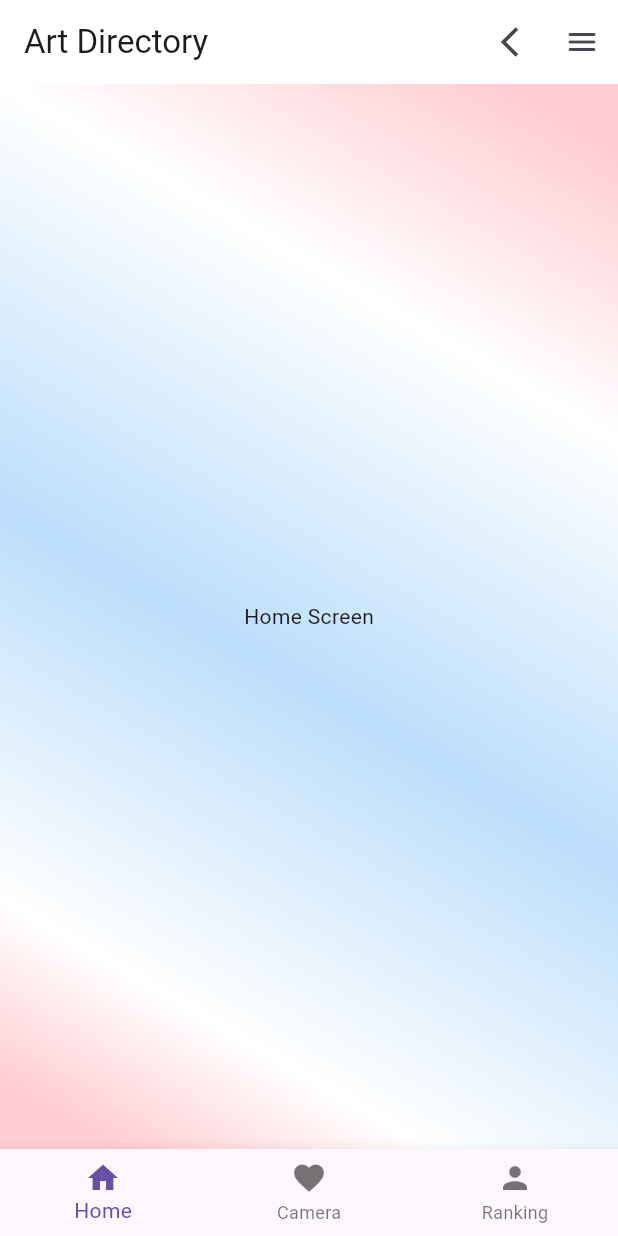
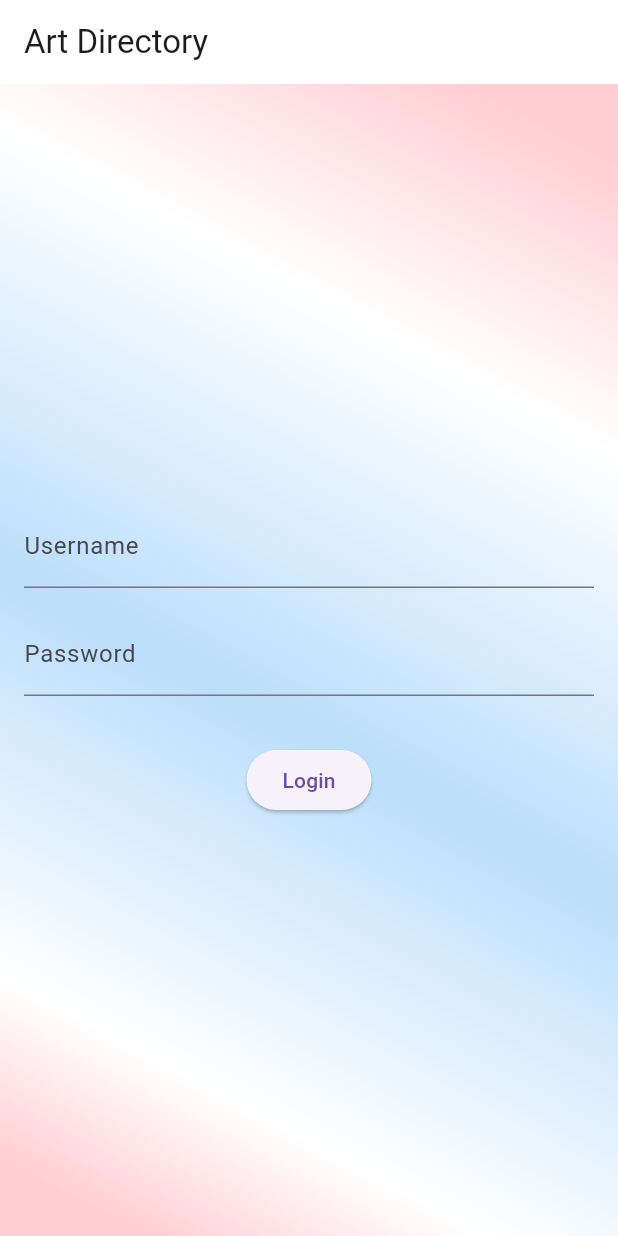
Before and after one commit to flukexp/art-directory, a Flutter app: the screen it shows after launch, on a phone screen of 412 x 824 dp. Run offline on Flutter 3.47's test engine with Material 3 defaults, Android fonts, the phone set to English and light mode, and no system bars.

Commit message:
Prog I
Login page implemented

```diff
--- /dev/null
+++ b/lib/LoginScreen.dart
@@ -0,0 +1,76 @@
+import 'package:flutter/material.dart';
+import 'package:artdirectory/main.dart';
+
+class LoginScreen extends StatefulWidget {
+  const LoginScreen({Key? key}) : super(key: key);
+
+  @override
+  _LoginScreenState createState() => _LoginScreenState();
+}
+
+class _LoginScreenState extends State<LoginScreen> {
+  TextEditingController _usernameController = TextEditingController();
+  TextEditingController _passwordController = TextEditingController();
+
+  @override
+  Widget build(BuildContext context) {
+    return Scaffold(
+      appBar: AppBar(
+        title: const Text('Art Directory'),
+        backgroundColor: Colors.white,
+      ),
+      body: Stack(
+        children: [
+          Container(
+            decoration: BoxDecoration(
+              gradient: LinearGradient(
+                begin: Alignment.topRight,
+                end: Alignment.bottomLeft,
+                stops: const [0.05, 0.25, 0.55, 0.825, 0.95],
+                colors: [
+                  Colors.red.shade100,
+                  Colors.white,
+                  Colors.blue.shade100,
+                  Colors.white,
+                  Colors.red.shade100,
+                ],
+              ),
+            ),
+          ),
+          Padding(
+            padding: const EdgeInsets.all(16.0),
+            child: Column(
+              mainAxisAlignment: MainAxisAlignment.center,
+              children: [
+                TextField(
+                  controller: _usernameController,
+                  decoration: const InputDecoration(labelText: 'Username'),
+                ),
+                const SizedBox(height: 16),
+                TextField(
+                  controller: _passwordController,
+                  obscureText: true,
+                  decoration: const InputDecoration(labelText: 'Password'),
+                ),
+                const SizedBox(height: 32),
+                ElevatedButton(
+                  onPressed: () {
+                    // Add your login logic here
+                    // For simplicity, let's navigate to the HomeScreen if username and password are not empty
+                    if (_usernameController.text.isNotEmpty && _passwordController.text.isNotEmpty) {
+                      Navigator.pushReplacement(
+                        context,
+                        MaterialPageRoute(builder: (context) => const MyHomePage(title: "Art Directory")),
+                      );
+                    }
+                  },
+                  child: const Text('Login'),
+                ),
+              ],
+            ),
+          ),
+        ],
+      ),
+    );
+  }
+}
--- a/lib/main.dart
+++ b/lib/main.dart
@@ -1,27 +1,27 @@
-import 'package:artdirectory/CameraScreen.dart';
-import 'package:artdirectory/HomeScreen.dart';
 import 'package:flutter/material.dart';
-import 'package:artdirectory/RankingScreen.dart';
+import 'LoginScreen.dart';
+import 'CameraScreen.dart';
+import 'HomeScreen.dart';
+import 'RankingScreen.dart';
 
 void main() {
   runApp(const MyApp());
 }
 
 class MyApp extends StatelessWidget {
-  const MyApp({super.key});
+  const MyApp({Key? key}) : super(key: key);
 
-  // This widget is the root of your application.
   @override
   Widget build(BuildContext context) {
-    return const MaterialApp(
+    return MaterialApp(
       debugShowCheckedModeBanner: false,
-      home: MyHomePage(title: 'Art-Directory'),
+      home: const LoginScreen(),
     );
   }
 }
 
 class MyHomePage extends StatefulWidget {
-  const MyHomePage({super.key, required this.title});
+  const MyHomePage({Key? key, required this.title}) : super(key: key);
 
   final String title;
 
@@ -56,17 +56,12 @@ class _MyHomePageState extends State<MyHomePage> {
         ],
       ),
       body: Container(
-        // Add box decoration
         decoration: BoxDecoration(
-          // Box decoration takes a gradient
           gradient: LinearGradient(
-            // Where the linear gradient begins and ends
             begin: Alignment.topRight,
             end: Alignment.bottomLeft,
-            // Add one stop for each color. Stops should increase from 0 to 1
             stops: const [0.05, 0.25, 0.55, 0.825, 0.95],
             colors: [
-              // Colors are easy thanks to Flutter's Colors class.
               Colors.red.shade100,
               Colors.white,
               Colors.blue.shade100,
```
